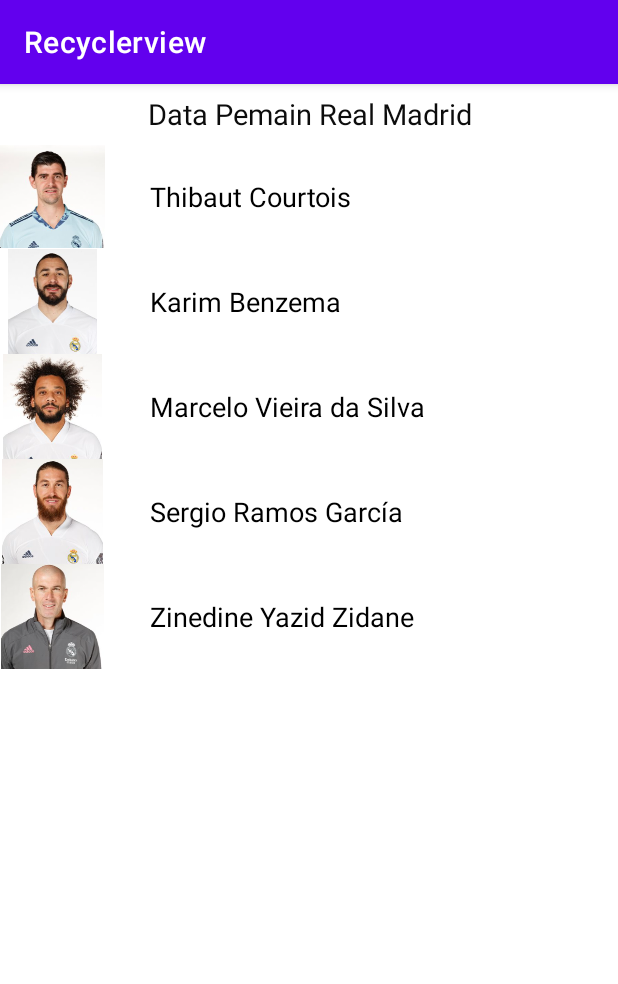
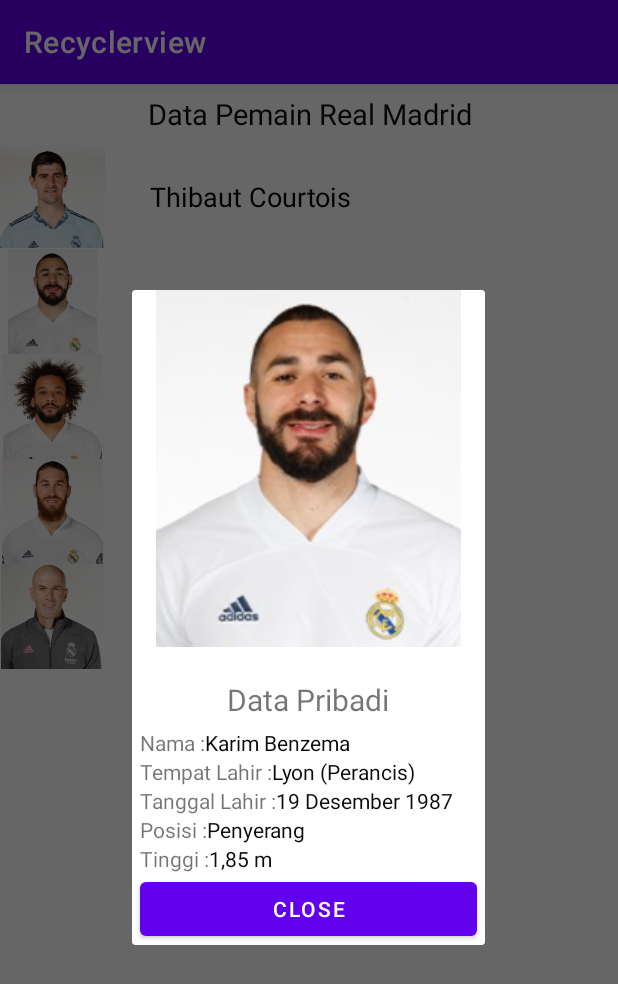
Before and after one commit to alfanshaabif/RecyclerView_PemrogramanMobile, an Android app: the screen it shows after launch (MainActivity), after a tap on "Karim Benzema", on a phone screen of 412 x 824 dp. Shown: the top 984 px of the screen. Run offline under Robolectric (Android 15) with nearby library versions, the phone set to English and light mode, and no system bars.

Commit message:
RecyclerView APP

```diff
--- a/app/src/main/java/com/alfanshaabif/recyclerview/MainActivity.kt
+++ b/app/src/main/java/com/alfanshaabif/recyclerview/MainActivity.kt
@@ -1,7 +1,12 @@
 package com.alfanshaabif.recyclerview
 
+import android.app.Dialog
 import androidx.appcompat.app.AppCompatActivity
 import android.os.Bundle
+import android.view.Window
+import android.widget.Button
+import android.widget.ImageView
+import android.widget.TextView
 import com.alfanshaabif.recyclerview.adapter.AdapterTeamBola
 import com.alfanshaabif.recyclerview.databinding.ActivityMainBinding
 import com.alfanshaabif.recyclerview.model.Pemain
@@ -22,7 +27,33 @@ class MainActivity : AppCompatActivity() {
 
         binding.list.adapter = AdapterTeamBola(this,listPemain,object : AdapterTeamBola.OnClickListener {
             override fun detailData(item: Pemain?) {
-                TODO("Not yet implemented")
+                Dialog(this@MainActivity).apply {
+                    requestWindowFeature(Window.FEATURE_NO_TITLE)
+                    setCancelable(true)
+                    setContentView(R.layout.detail_data_pemain)
+
+                    val image = this.findViewById<ImageView>(R.id.image_pemain)
+                    val nama = this.findViewById<TextView>(R.id.txtNamaPemain)
+
+                    val posisi = this.findViewById<TextView>(R.id.txtPosisi)
+                    val tinggi = this.findViewById<TextView>(R.id.txtTinggi)
+                    val tempatlahir = this.findViewById<TextView>(R.id.txtTempatLahir)
+                    val tgllahir = this.findViewById<TextView>(R.id.txtTanggalLahir)
+                    val btn = this.findViewById<Button>(R.id.btnClose)
+
+                    image.setImageResource(item?.foto ?:0)
+                    nama.text = "${item?.nama}"
+                    posisi.text = "${item?.posisi}"
+                    tinggi.text = "${item?.tinggi}"
+                    tempatlahir.text = "${item?.tempatlahir}"
+                    tgllahir.text = "${item?.tgllahir}"
+
+                    btn.setOnClickListener {
+                        this.dismiss()
+
+                    }
+
+                }.show()
             }
 
         })
--- /dev/null
+++ b/app/src/main/res/layout/detail_data_pemain.xml
@@ -0,0 +1,140 @@
+<?xml version="1.0" encoding="utf-8"?>
+<LinearLayout xmlns:android="http://schemas.android.com/apk/res/android"
+    android:layout_width="match_parent"
+    android:layout_height="match_parent"
+    android:orientation="vertical"
+    android:layout_gravity="center_horizontal"
+    >
+
+    <ImageView
+        android:id="@+id/image_pemain"
+        android:layout_width="match_parent"
+        android:layout_height="wrap_content"
+        android:layout_marginStart="16dp"
+        android:layout_marginEnd="16dp"
+        android:layout_gravity="center"
+        android:src="@drawable/benzema"
+        />
+    <TextView
+        android:id="@+id/textDataPribadi"
+        android:layout_width="match_parent"
+        android:layout_height="wrap_content"
+        android:layout_marginTop="16dp"
+        android:drawablePadding="5dp"
+        android:padding="5dp"
+        android:text="Data Pribadi"
+        android:textAlignment="center"
+        android:textSize="20sp"
+        android:layout_gravity="center_horizontal"
+        />
+
+    <LinearLayout
+        android:layout_width="match_parent"
+        android:layout_height="wrap_content"
+        android:orientation="horizontal"
+        android:layout_marginStart="5dp"
+        android:layout_marginEnd="5dp">
+        <TextView
+            android:layout_width="wrap_content"
+            android:layout_height="wrap_content"
+            android:text="Nama :"
+            />
+        <TextView
+            android:id="@+id/txtNamaPemain"
+            android:layout_width="wrap_content"
+            android:layout_height="wrap_content"
+            android:textColor="#0A0B0A"
+            android:text="Benzema"
+            />
+    </LinearLayout>
+
+    <LinearLayout
+        android:layout_width="match_parent"
+        android:layout_height="wrap_content"
+        android:orientation="horizontal"
+        android:layout_marginStart="5dp"
+        android:layout_marginEnd="5dp">
+        <TextView
+            android:layout_width="wrap_content"
+            android:layout_height="wrap_content"
+            android:text="Tempat Lahir :"
+            />
+        <TextView
+            android:id="@+id/txtTempatLahir"
+            android:layout_width="wrap_content"
+            android:layout_height="wrap_content"
+            android:textColor="#0A0B0A"
+            android:text="Benzema"
+            />
+    </LinearLayout>
+
+    <LinearLayout
+        android:layout_width="match_parent"
+        android:layout_height="wrap_content"
+        android:orientation="horizontal"
+        android:layout_marginStart="5dp"
+        android:layout_marginEnd="5dp">
+        <TextView
+            android:layout_width="wrap_content"
+            android:layout_height="wrap_content"
+            android:text="Tanggal Lahir :"
+            />
+        <TextView
+            android:id="@+id/txtTanggalLahir"
+            android:layout_width="wrap_content"
+            android:layout_height="wrap_content"
+            android:textColor="#0A0B0A"
+            android:text="Benzema"
+            />
+    </LinearLayout>
+
+    <LinearLayout
+        android:layout_width="match_parent"
+        android:layout_height="wrap_content"
+        android:orientation="horizontal"
+        android:layout_marginStart="5dp"
+        android:layout_marginEnd="5dp">
+        <TextView
+            android:layout_width="wrap_content"
+            android:layout_height="wrap_content"
+            android:text="Posisi :"
+            />
+        <TextView
+            android:id="@+id/txtPosisi"
+            android:layout_width="wrap_content"
+            android:layout_height="wrap_content"
+            android:textColor="#0A0B0A"
+            android:text="Benzema"
+            />
+    </LinearLayout>
+
+    <LinearLayout
+        android:layout_width="match_parent"
+        android:layout_height="wrap_content"
+        android:orientation="horizontal"
+        android:layout_marginStart="5dp"
+        android:layout_marginEnd="5dp">
+        <TextView
+            android:layout_width="wrap_content"
+            android:layout_height="wrap_content"
+            android:text="Tinggi :"
+            />
+        <TextView
+            android:id="@+id/txtTinggi"
+            android:layout_width="wrap_content"
+            android:layout_height="wrap_content"
+            android:textColor="#0A0B0A"
+            android:text="Benzema"
+            />
+    </LinearLayout>
+
+    <Button
+        android:id="@+id/btnClose"
+        android:text="Close"
+        android:layout_width="match_parent"
+        android:layout_height="wrap_content"
+        android:layout_marginLeft="5dp"
+        android:layout_marginRight="5dp"
+        />
+
+</LinearLayout>
```
